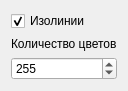
Qt form source/q3graph/q3contoursettingswidget.ui (messteno/Q3Solver) before a commit.
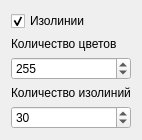
The same form after that commit.

```diff
--- a/source/q3graph/q3contoursettingswidget.ui
+++ b/source/q3graph/q3contoursettingswidget.ui
@@ -6,8 +6,8 @@
    <rect>
     <x>0</x>
     <y>0</y>
-    <width>132</width>
-    <height>96</height>
+    <width>149</width>
+    <height>151</height>
    </rect>
   </property>
   <property name="windowTitle">
@@ -44,6 +44,23 @@
      </property>
     </widget>
    </item>
+   <item>
+    <widget class="QLabel" name="isolinesCountLabel">
+     <property name="text">
+      <string>Количество изолиний</string>
+     </property>
+    </widget>
+   </item>
+   <item>
+    <widget class="QSpinBox" name="isolinesCountSpinBox">
+     <property name="maximum">
+      <number>255</number>
+     </property>
+     <property name="value">
+      <number>30</number>
+     </property>
+    </widget>
+   </item>
   </layout>
  </widget>
  <resources/>
```
